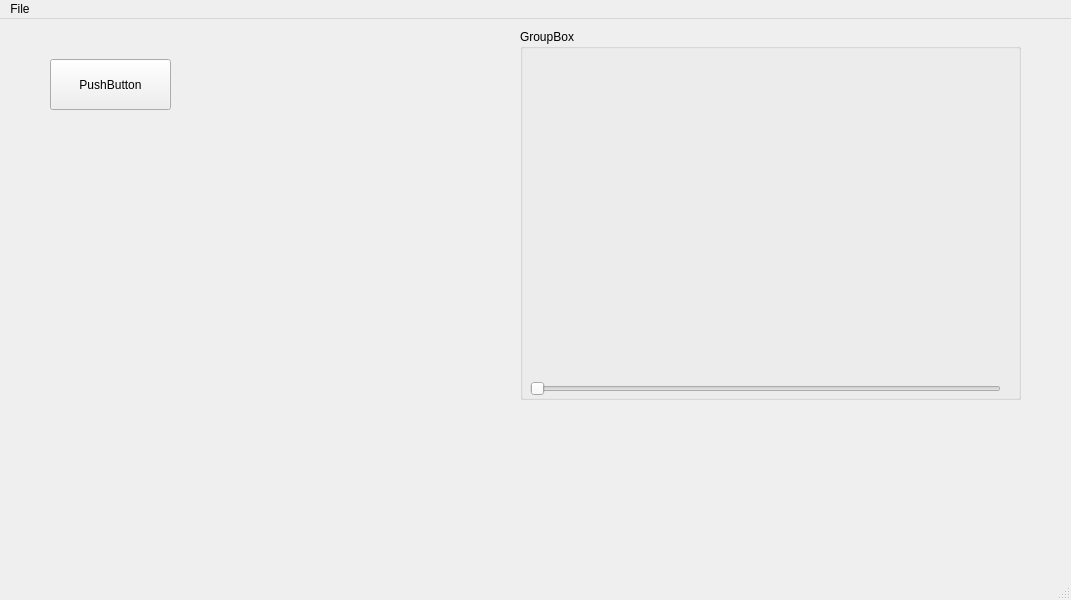
Above: mainwindow.ui from maksPodstawski/qt-video-editor before the change. Below: the same form after it.
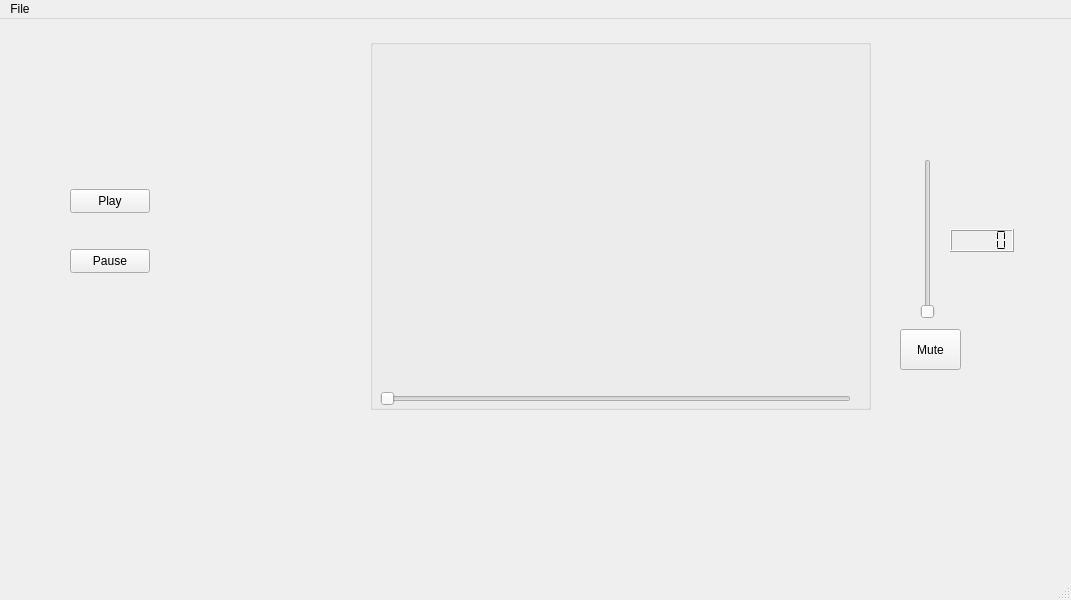
That is the form after the change.

Commit message: Adding buttons: play, pause, volume change and file opening

```diff
--- a/mainwindow.ui
+++ b/mainwindow.ui
@@ -14,30 +14,17 @@
    <string>MainWindow</string>
   </property>
   <widget class="QWidget" name="centralwidget">
-   <widget class="QPushButton" name="playButton">
-    <property name="geometry">
-     <rect>
-      <x>50</x>
-      <y>40</y>
-      <width>121</width>
-      <height>51</height>
-     </rect>
-    </property>
-    <property name="text">
-     <string>PushButton</string>
-    </property>
-   </widget>
    <widget class="QGroupBox" name="groupBoxVideo">
     <property name="geometry">
      <rect>
-      <x>520</x>
-      <y>10</y>
+      <x>370</x>
+      <y>20</y>
       <width>501</width>
       <height>371</height>
      </rect>
     </property>
     <property name="title">
-     <string>GroupBox</string>
+     <string/>
     </property>
     <widget class="QSlider" name="previewVideoTimeSlider">
      <property name="geometry">
@@ -53,6 +40,71 @@
      </property>
     </widget>
    </widget>
+   <widget class="QSlider" name="volumeChangeSlider">
+    <property name="geometry">
+     <rect>
+      <x>920</x>
+      <y>140</y>
+      <width>16</width>
+      <height>160</height>
+     </rect>
+    </property>
+    <property name="orientation">
+     <enum>Qt::Orientation::Vertical</enum>
+    </property>
+   </widget>
+   <widget class="QPushButton" name="playButton">
+    <property name="geometry">
+     <rect>
+      <x>70</x>
+      <y>170</y>
+      <width>80</width>
+      <height>24</height>
+     </rect>
+    </property>
+    <property name="text">
+     <string>Play</string>
+    </property>
+   </widget>
+   <widget class="QPushButton" name="muteButton">
+    <property name="geometry">
+     <rect>
+      <x>900</x>
+      <y>310</y>
+      <width>61</width>
+      <height>41</height>
+     </rect>
+    </property>
+    <property name="text">
+     <string>Mute</string>
+    </property>
+   </widget>
+   <widget class="QLCDNumber" name="volumeLCD">
+    <property name="geometry">
+     <rect>
+      <x>950</x>
+      <y>210</y>
+      <width>64</width>
+      <height>23</height>
+     </rect>
+    </property>
+    <property name="segmentStyle">
+     <enum>QLCDNumber::SegmentStyle::Flat</enum>
+    </property>
+   </widget>
+   <widget class="QPushButton" name="pauseButton">
+    <property name="geometry">
+     <rect>
+      <x>70</x>
+      <y>230</y>
+      <width>80</width>
+      <height>24</height>
+     </rect>
+    </property>
+    <property name="text">
+     <string>Pause</string>
+    </property>
+   </widget>
   </widget>
   <widget class="QMenuBar" name="menubar">
    <property name="geometry">
```
Left out of the diff: 6 changed lines with no effect on the pictures. The commit also changes 8 other files.
